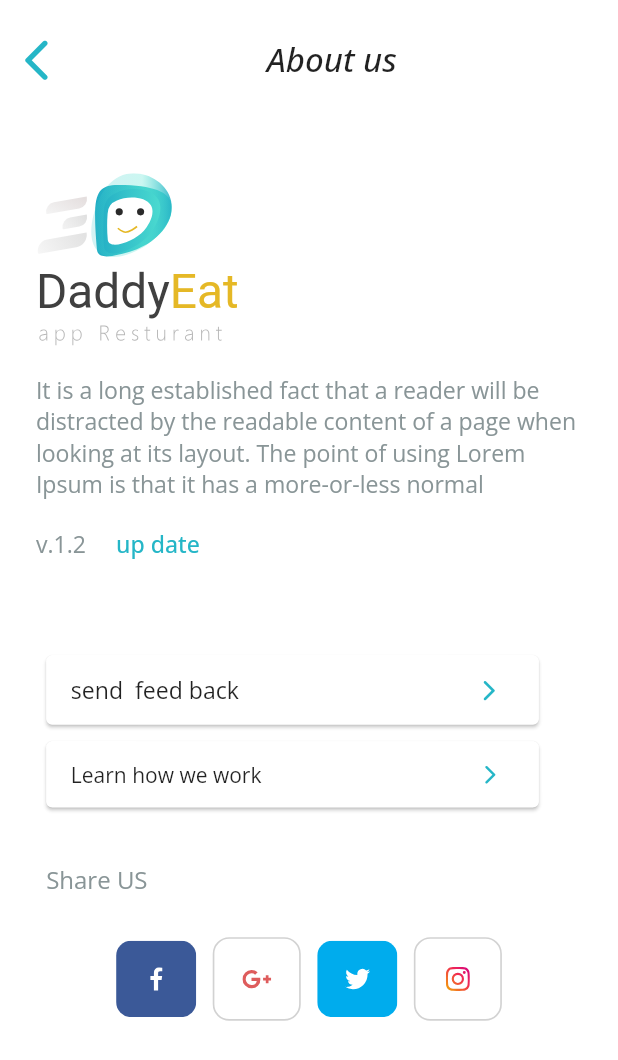
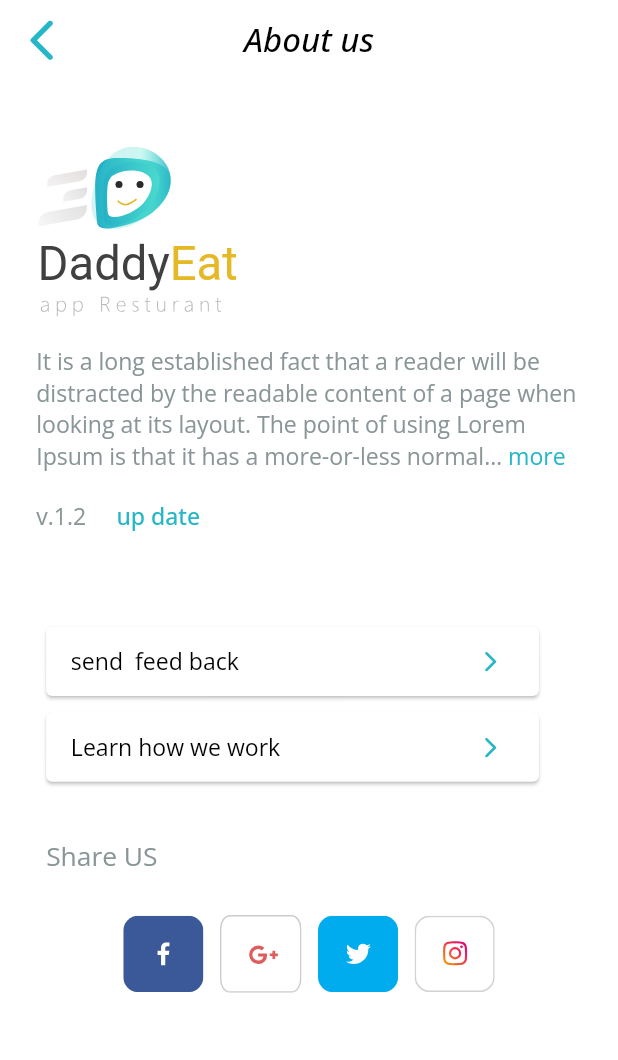
Before and after one commit to fahjan/gtc_customer, a Flutter app: the screen it shows after launch, on a phone screen of 412 x 824 dp. Shown: the top 1060 px of the screen. Run offline on Flutter 3.47's test engine with Material 2 defaults, Android fonts, the phone set to English and light mode, and no system bars; drawn by our look-alikes of readmore; our stand-ins replace dio, flutter_screenutil, flutter_svg, get, google_fonts, pretty_dio_logger.

Commit message:
solve confident

```diff
--- a/lib/core/constants/colors_app.dart
+++ b/lib/core/constants/colors_app.dart
@@ -2,6 +2,7 @@
 
 class ColorsApp {
   static const Color white = Colors.white;
+  static const Color black = Colors.black;
 
   static Color primary = const Color(0xFF25B6C7);
   static Color textColor = const Color(0xFF899597);
--- a/lib/core/constants/sizes_app.dart
+++ b/lib/core/constants/sizes_app.dart
@@ -1,41 +1,37 @@
 import 'package:flutter_screenutil/flutter_screenutil.dart';
 
 class SizesApp {
-  static final double h14 = 14.4.r;
-  static final double h47 = 47.1.r;
-  static final double h50 = 50.72.r;
-  static final double h53 = 53.68.r;
-  static final double h17 = 17.9.r;
+  static final double h14 = 14.r;
+  static final double h40 = 40.r;
+  static final double h49 = 49.r;
+  static final double h53 = 53.r;
+  static final double h50 = 50.r;
+  static final double h18 = 18.r;
   static final double h5 = 5.r;
   static final double h45 = 45.r;
   static final double h10 = 10.r;
   static final double h12 = 12.r;
   static final double h11 = 11.r;
   static final double h34 = 34.r;
-  static final double h24 = 24.6.r;
+  static final double h25 = 25.r;
 
-  static final double w1 = 1.r;
-  static final double w118 = 118.2.r;
-  static final double w21 = 21.8.r;
-  static final double w19 = 19.r;
-  static final double w82 = 82.43.r;
+  static final double w118 = 118.r;
+  static final double w22 = 22.r;
+  static final double w82 = 82.r;
   static final double w123 = 123.r;
   static final double w11 = 11.r;
   static final double w10 = 10.r;
   static final double w28 = 28.r;
   static final double w48 = 48.r;
   static final double w15 = 15.r;
-  static final double w22 = 22.9.r;
-  static final double w279 = 279.r;
-  static final double w53 = 53.42.r;
+  static final double w49 = 49.r;
 
-  static final double r10 = 10.r;
   static final double r12 = 10.r;
   static final double r38 = 38.r;
-
-  static final double px30 = 30.r;
-  static final double px15 = 15.r;
+  static final double r30 = 30.r;
+  static final double r15 = 15.r;
 
   static final double sp20 = 20.sp;
   static final double sp14 = 14.sp;
+  static final double sp16 = 16.sp;
 }
--- a/lib/core/constants/styles_app.dart
+++ b/lib/core/constants/styles_app.dart
@@ -1,6 +1,17 @@
+import 'package:flutter/material.dart';
+import 'package:google_fonts/google_fonts.dart';
+import 'package:gtc_customer/core/constants/colors_app.dart';
+import 'package:gtc_customer/core/constants/sizes_app.dart';
 
-
-class StylesApp{
-
-
+class StylesApp {
+  static final headline = GoogleFonts.openSans(
+    fontSize: SizesApp.sp20,
+    fontWeight: FontWeight.w500,
+    fontStyle: FontStyle.italic,
+    color: ColorsApp.black,
+  );
+  static final body = GoogleFonts.openSans(
+    fontSize: SizesApp.sp14,
+    color: ColorsApp.textColor,
+  );
 }
--- a/lib/core/localizations/ar.dart
+++ b/lib/core/localizations/ar.dart
@@ -2,10 +2,10 @@
   'hello_world': 'مرحبا بك',
   'about_us': 'معلومات عنا',
   'text':
-      'هناك حقيقة مثبتة منذ زمن طويل وهي أن المحتوى المقروء لصفحة ما سيلهي القارئ عن التركيز على الشكل الخارجي للنص أو شكل توضع الفقرات في الصفحة التي يقرأها. الهدف من استخدام لوريم إيبسوم هو أن له قيمة طبيعية إلى حد ما',
+      'هناك حقيقة مثبتة منذ زمن طويل وهي أن المحتوى المقروء لصفحة ما سيلهي القارئ عن التركيز على الشكل الخارجي للنص أو شكل توضع الفقرات في الصفحة التي يقرأها. الهدف من استخدام لوريم إيبسوم هو أنه يحتوي على توزيع طبيعي -إلى حد ما- للأحرف بدلاً من استخدام "هنا يوجد محتوى نصي ، هنا يوجد محتوى نصي" ، مما يجعلها تبدو وكأنها إنجليزية سهلة القراءة. تستخدم العديد من حزم النشر المكتبي ومحرري صفحات الويب الآن Lorem Ipsum كنموذج افتراضي للنموذج ، وسيكشف البحث عن "lorem ipsum" عن العديد من مواقع الويب التي لا تزال في مهدها. تطورت إصدارات مختلفة على مر السنين ، أحيانًا عن طريق الصدفة ، وأحيانًا عن قصد (روح الدعابة المحقونة وما شابه ذلك).',
   'v.1.2': 'الإصدار 1.2',
   'up_date': 'تحديث',
   'send_feedback': 'إرسال ملاحظات',
-  'Learn_how_we_work': 'تعلم كيف نعمل',
+  'learn_how_we_work': 'تعلم كيف نعمل',
   'share_us': 'شاركنا',
 };
--- a/lib/core/localizations/en.dart
+++ b/lib/core/localizations/en.dart
@@ -2,10 +2,10 @@
   'hello_world': 'Holle World',
   'about_us': 'About us',
   'text':
-      'It is a long established fact that a reader will be distracted by the readable content of a page when looking at its layout. The point of using Lorem Ipsum is that it has a more-or-less normal',
+      'It is a long established fact that a reader will be distracted by the readable content of a page when looking at its layout. The point of using Lorem Ipsum is that it has a more-or-less normal distribution of letters, as opposed to using "Content here, content here", making it look like readable English. Many desktop publishing packages and web page editors now use Lorem Ipsum as their default model text, and a search for "lorem ipsum" will uncover many web sites still in their infancy. Various versions have evolved over the years, sometimes by accident, sometimes on purpose (injected humour and the like).',
   'v.1.2': 'v.1.2',
   'up_date': 'up date',
   'send_feedback': 'send  feed back',
-  'Learn_how_we_work': 'Learn how we work',
+  'learn_how_we_work': 'Learn how we work',
   'share_us': 'Share US',
 };
--- a/lib/core/routes/routes_app.dart
+++ b/lib/core/routes/routes_app.dart
@@ -20,7 +20,7 @@
       ),
       GetPage(
         name: aboutUs,
-        page: () => const AboutUsPage(),
+        page: () => AboutUsPage(),
       ),
     ];
   }
--- a/lib/home_page.dart
+++ b/lib/home_page.dart
@@ -1,5 +1,4 @@
 import 'package:flutter/material.dart';
-import 'package:get/get.dart';
 import 'package:gtc_customer/ui/widgets/logo_widget.dart';
 
 class HomePage extends StatelessWidget {
--- a/lib/ui/pages/aboutUs_page.dart
+++ b/lib/ui/pages/aboutUs_page.dart
@@ -1,11 +1,14 @@
 import 'package:flutter/material.dart';
 import 'package:flutter_svg/flutter_svg.dart';
 import 'package:get/get.dart';
-import 'package:google_fonts/google_fonts.dart';
+import 'package:gtc_customer/core/constants/styles_app.dart';
 import 'package:gtc_customer/ui/controllers/aboutUs_controller.dart';
 import 'package:gtc_customer/core/constants/colors_app.dart';
 import 'package:gtc_customer/core/constants/images_app.dart';
 import 'package:gtc_customer/core/constants/sizes_app.dart';
+import 'package:gtc_customer/ui/widgets/appBar_widget.dart';
+import 'package:gtc_customer/ui/widgets/inkWell_widget.dart';
+import 'package:readmore/readmore.dart';
 
 class AboutUsPage extends GetView<AboutUsController> {
   const AboutUsPage({Key? key}) : super(key: key);
@@ -13,40 +16,18 @@
   @override
   Widget build(BuildContext context) {
     return Scaffold(
-      body: Container(
-        color: ColorsApp.white,
-        child: Column(
-          children: [
-            Container(
-              padding: EdgeInsets.only(top: SizesApp.h14),
-              child: Row(
-                children: [
-                  IconButton(
-                    onPressed: () {},
-                    icon: Icon(
-                      Icons.arrow_back_ios_new_rounded,
-                      color: ColorsApp.primary,
-                      size: SizesApp.px30,
+      backgroundColor: ColorsApp.white,
+      appBar: PreferredSize(
+        preferredSize: Size.fromHeight(SizesApp.h49),
+        child: AppBarWidget(
+          title: 'about_us'.tr,
         ),
       ),
-                  SizedBox(width: SizesApp.w118),
-                  Text(
-                    'about_us'.tr,
-                    style: GoogleFonts.openSans(
-                      fontSize: SizesApp.sp20,
-                      fontWeight: FontWeight.w500,
-                      fontStyle: FontStyle.italic,
-                    ),
-                  ),
-                ],
-              ),
-            ),
-            SizedBox(height: SizesApp.h47),
+      body: ListView(
+        children: [
+          SizedBox(height: SizesApp.h40),
           Container(
-              padding: EdgeInsets.only(
-                left: SizesApp.w21,
-                right: SizesApp.w19,
-              ),
+            padding: EdgeInsets.symmetric(horizontal: SizesApp.w22),
             alignment: Alignment.centerLeft,
             child: Column(
               crossAxisAlignment: CrossAxisAlignment.start,
@@ -61,33 +42,30 @@
                   height: SizesApp.h53,
                   width: SizesApp.w123,
                 ),
-                  SizedBox(height: SizesApp.h17),
-                  Text(
+                SizedBox(height: SizesApp.h18),
+                ReadMoreText(
                   'text'.tr,
-                    style: GoogleFonts.openSans(
-                      fontSize: SizesApp.sp14,
-                      color: ColorsApp.textColor,
-                    ),
+                  trimLines: 4,
+                  trimMode: TrimMode.Line,
+                  style: StylesApp.body,
+                  colorClickableText: ColorsApp.primary,
+                  trimCollapsedText: 'more',
+                  trimExpandedText: ' less',
                 ),
                 SizedBox(height: SizesApp.h5),
                 Row(
                   children: [
                     Text(
                       'v.1.2'.tr,
-                        style: GoogleFonts.openSans(
-                          fontSize: SizesApp.sp14,
-                          color: ColorsApp.textColor,
-                        ),
+                      style: StylesApp.body,
                     ),
                     SizedBox(width: SizesApp.w11),
                     TextButton(
                       onPressed: () {},
                       child: Text(
                         'up_date'.tr,
-                          style: GoogleFonts.openSans(
-                            fontSize: SizesApp.sp14,
-                            color: ColorsApp.primary,
-                          ),
+                        style:
+                            StylesApp.body.copyWith(color: ColorsApp.primary),
                       ),
                     ),
                   ],
@@ -96,81 +74,27 @@
             ),
           ),
           SizedBox(height: SizesApp.h45),
-            InkWell(
+          InkWellWidget(
+            text: 'send_feedback'.tr,
             onTap: () {},
-              child: Card(
-                margin:
-                    EdgeInsets.only(left: SizesApp.w28, right: SizesApp.w48),
-                child: Padding(
-                  padding: EdgeInsets.only(
-                    top: SizesApp.h12,
-                    bottom: SizesApp.h11,
-                    left: SizesApp.w15,
-                    right: SizesApp.w22,
-                  ),
-                  child: Row(
-                    children: [
-                      Text(
-                        'send_feedback'.tr,
-                        style: GoogleFonts.openSans(fontSize: SizesApp.sp14),
-                      ),
-                      const Spacer(),
-                      Icon(
-                        Icons.arrow_forward_ios_rounded,
-                        color: ColorsApp.primary,
-                        size: SizesApp.px15,
-                      ),
-                    ],
-                  ),
-                ),
-              ),
           ),
           SizedBox(height: SizesApp.h10),
-            InkWell(
+          InkWellWidget(
+            text: 'learn_how_we_work'.tr,
             onTap: () {},
-              child: Card(
-                margin:
-                    EdgeInsets.only(left: SizesApp.w28, right: SizesApp.w48),
-                child: Padding(
-                  padding: EdgeInsets.only(
-                    top: SizesApp.h12,
-                    bottom: SizesApp.h11,
-                    left: SizesApp.w15,
-                    right: SizesApp.w22,
-                  ),
-                  child: Row(
-                    children: [
-                      Text(
-                        'Learn_how_we_work'.tr,
-                        style: GoogleFonts.openSans(fontSize: 14),
-                      ),
-                      const Spacer(),
-                      Icon(
-                        Icons.arrow_forward_ios_rounded,
-                        color: ColorsApp.primary,
-                        size: 15,
-                      ),
-                    ],
-                  ),
-                ),
-              ),
           ),
           SizedBox(height: SizesApp.h34),
           Container(
             alignment: Alignment.centerLeft,
-              padding: EdgeInsets.only(
-                right: SizesApp.w279,
-                left: SizesApp.w28,
+            padding: EdgeInsets.symmetric(
+              horizontal: SizesApp.w28,
             ),
             child: Text(
               'share_us'.tr,
-                style: GoogleFonts.openSans(
-                  fontSize: 16,
-                  color: ColorsApp.textColor,
+              style: StylesApp.body.copyWith(fontSize: SizesApp.sp16),
             ),
           ),
-            ),
-            SizedBox(height: SizesApp.h24),
+          SizedBox(height: SizesApp.h25),
           Row(
             mainAxisAlignment: MainAxisAlignment.center,
             children: [
@@ -181,20 +105,7 @@
               SizedBox(width: SizesApp.w10),
               InkWell(
                 onTap: () {},
-                  child: Container(
-                    height: SizesApp.h50,
-                    width: SizesApp.w53,
-                    decoration: BoxDecoration(
-                      border: Border.all(
-                        width: SizesApp.w1,
-                        color: ColorsApp.bordarColor,
-                      ),
-                      borderRadius: BorderRadius.circular(SizesApp.r10),
-                    ),
-                    child: Center(
                 child: SvgPicture.asset(ImagesApp.googlePath),
-                    ),
-                  ),
               ),
               SizedBox(width: SizesApp.w10),
               InkWell(
@@ -204,26 +115,12 @@
               SizedBox(width: SizesApp.w10),
               InkWell(
                 onTap: () {},
-                  child: Container(
-                    height: SizesApp.h50,
-                    width: SizesApp.w53,
-                    decoration: BoxDecoration(
-                      border: Border.all(
-                        width: SizesApp.w1,
-                        color: ColorsApp.bordarColor,
-                      ),
-                      borderRadius: BorderRadius.circular(SizesApp.r10),
-                    ),
-                    child: Center(
                 child: SvgPicture.asset(ImagesApp.instagramPath),
-                    ),
-                  ),
               ),
             ],
           )
         ],
       ),
-      ),
     );
   }
 }
--- /dev/null
+++ b/lib/ui/widgets/appBar_widget.dart
@@ -0,0 +1,34 @@
+import 'package:flutter/material.dart';
+import 'package:get/get_utils/get_utils.dart';
+import 'package:gtc_customer/core/constants/colors_app.dart';
+import 'package:gtc_customer/core/constants/sizes_app.dart';
+import 'package:gtc_customer/core/constants/styles_app.dart';
+
+class AppBarWidget extends StatelessWidget {
+  const AppBarWidget({
+    Key? key,
+    required this.title,
+  }) : super(key: key);
+  final String title;
+
+  @override
+  Widget build(BuildContext context) {
+    return AppBar(
+      title: Text(
+        title,
+        style: StylesApp.headline,
+      ),
+      leading: IconButton(
+        onPressed: () {},
+        icon: Icon(
+          Icons.arrow_back_ios_new_rounded,
+          color: ColorsApp.primary,
+          size: SizesApp.r30,
+        ),
+      ),
+      backgroundColor: ColorsApp.white,
+      centerTitle: true,
+      elevation: 0,
+    );
+  }
+}
--- /dev/null
+++ b/lib/ui/widgets/inkWell_widget.dart
@@ -0,0 +1,47 @@
+import 'package:flutter/material.dart';
+import 'package:get/get_utils/get_utils.dart';
+import 'package:gtc_customer/core/constants/colors_app.dart';
+import 'package:gtc_customer/core/constants/sizes_app.dart';
+import 'package:gtc_customer/core/constants/styles_app.dart';
+
+class InkWellWidget extends StatelessWidget {
+  const InkWellWidget({
+    Key? key,
+    required this.text,
+    required this.onTap,
+  }) : super(key: key);
+  final String text;
+  final Function onTap;
+
+  @override
+  Widget build(BuildContext context) {
+    return InkWell(
+      onTap: () {},
+      child: Card(
+        margin: EdgeInsets.only(left: SizesApp.w28, right: SizesApp.w48),
+        child: Padding(
+          padding: EdgeInsets.only(
+            top: SizesApp.h12,
+            bottom: SizesApp.h11,
+            left: SizesApp.w15,
+            right: SizesApp.w22,
+          ),
+          child: Row(
+            children: [
+              Text(
+                text,
+                style: StylesApp.body.copyWith(color: ColorsApp.black),
+              ),
+              const Spacer(),
+              Icon(
+                Icons.arrow_forward_ios_rounded,
+                color: ColorsApp.primary,
+                size: SizesApp.r15,
+              ),
+            ],
+          ),
+        ),
+      ),
+    );
+  }
+}
--- a/pubspec.yaml
+++ b/pubspec.yaml
@@ -41,6 +41,7 @@
   onesignal_flutter: ^3.4.1
   flutter_svg: ^1.1.4
   google_fonts: ^3.0.1
+  readmore: ^2.2.0
 
 dev_dependencies:
   flutter_test:
```
Also changed, not shown: lib/ui/pages/splash_screen1.dart (+3 -4 lines), lib/ui/widgets/logo_widget.dart (+1 -8 lines), assets/svg/google.svg, assets/svg/instagram.svg, pubspec.lock, 1 other file. Lines whose indentation alone changed are shown as unchanged.
